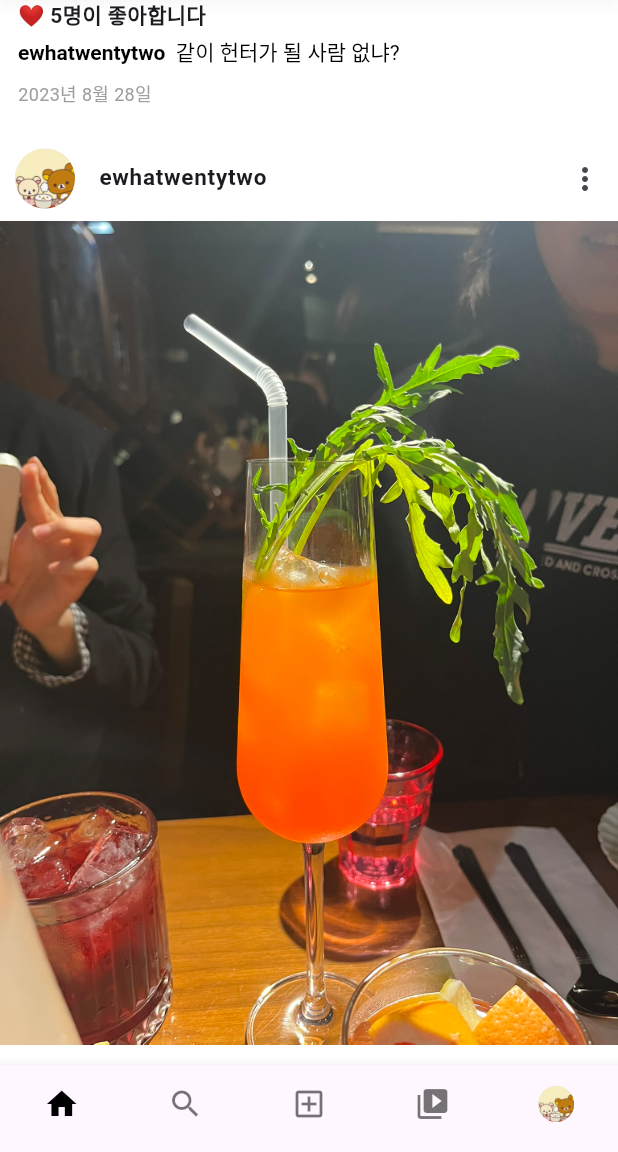
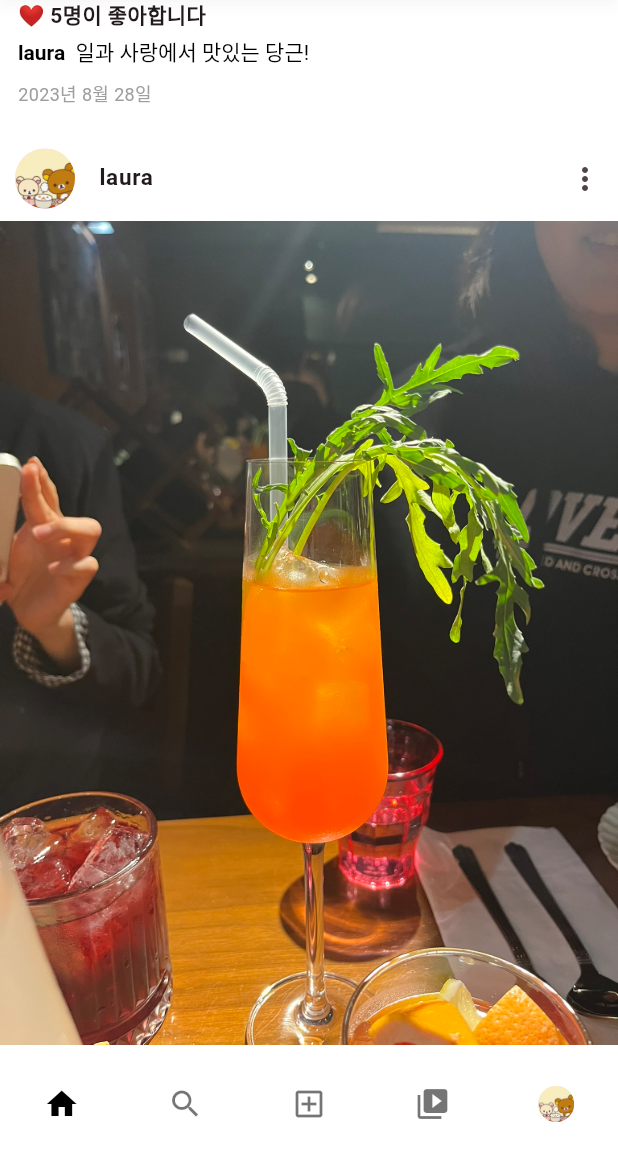
Before and after one commit to lauranofirst1/LATTE, a Flutter app: the screen it shows after launch, scrolled down 2304 dp, on a phone screen of 412 x 824 dp, the part 84-1236 px from its top. Run offline on Flutter 3.47's test engine with Material 3 defaults, Android fonts, the phone set to English and light mode, and no system bars.

Commit message:
UI 개선: 포스트 아이템 및 더미 데이터 수정, 메인 화면 레이아웃 정리

```diff
--- a/instagram/lib/components/post_item.dart
+++ b/instagram/lib/components/post_item.dart
@@ -34,10 +34,11 @@ class _PostItemState extends State<PostItem> {
       crossAxisAlignment: CrossAxisAlignment.start,
       children: [
         ListTile(
-  contentPadding: const EdgeInsets.symmetric(horizontal: 10, vertical: 0),
-  leading: CircleAvatar(
-    backgroundImage: AssetImage(post.userImage),
+          contentPadding: const EdgeInsets.symmetric(
+            horizontal: 10,
+            vertical: 0,
           ),
+          leading: CircleAvatar(backgroundImage: AssetImage(post.userImage)),
           title: Text(
             post.username,
             style: const TextStyle(fontWeight: FontWeight.bold, fontSize: 15),
@@ -88,7 +89,10 @@ class _PostItemState extends State<PostItem> {
             text: TextSpan(
               style: const TextStyle(color: Colors.black),
               children: [
-                TextSpan(text: post.username, style: const TextStyle(fontWeight: FontWeight.bold)),
+                TextSpan(
+                  text: post.username,
+                  style: const TextStyle(fontWeight: FontWeight.bold),
+                ),
                 const TextSpan(text: '  '),
                 TextSpan(text: post.content),
               ],
--- a/instagram/lib/data/post_dummy_data.dart
+++ b/instagram/lib/data/post_dummy_data.dart
@@ -3,37 +3,37 @@ import '../models/post_model.dart';
 
 final List<Post> dummyPosts = [
   Post(
-    username: 'ewhatwentytwo',
+    username: 'laura',
     userImage: 'assets/images/profile/profile1.png',
     postImage: 'assets/images/post/post2.jpeg',
-    content: '같이 헌터가 될 사람 없냐?',
+    content: '일과 사랑에서 맛있는 당근!',
     date: '2023년 8월 28일',
     likes: 5,
     comments: 2,
   ),
   Post(
-    username: 'legendseoyg',
+    username: 'syjjang03',
     userImage: 'assets/images/profile/profile1.png',
     postImage: 'assets/images/post/post1.jpeg',
-    content: '사진만 봐도 기뻐부림',
+    content: '학교 앞에서 배달시켜먹었다.',
     date: '2023년 9월 1일',
     likes: 10,
     comments: 3,
   ),
    Post(
-    username: 'ewhatwentytwo',
+    username: 'laura',
     userImage: 'assets/images/profile/profile1.png',
     postImage: 'assets/images/post/post2.jpeg',
-    content: '같이 헌터가 될 사람 없냐?',
+    content: '일과 사랑에서 맛있는 당근!',
     date: '2023년 8월 28일',
     likes: 5,
     comments: 2,
   ),
    Post(
-    username: 'ewhatwentytwo',
+    username: 'laura',
     userImage: 'assets/images/profile/profile1.png',
     postImage: 'assets/images/post/post2.jpeg',
-    content: '같이 헌터가 될 사람 없냐?',
+    content: '일과 사랑에서 맛있는 당근!',
     date: '2023년 8월 28일',
     likes: 5,
     comments: 2,
--- a/instagram/lib/main.dart
+++ b/instagram/lib/main.dart
@@ -11,10 +11,19 @@ class MyApp extends StatelessWidget {
   @override
   Widget build(BuildContext context) {
     return MaterialApp(
-      title: 'Instagram Clone',
+      debugShowCheckedModeBanner: false,
+      title: 'Instagram',
       theme: ThemeData(
-        colorScheme: ColorScheme.fromSeed(seedColor: Colors.deepPurple),
+        colorScheme: ColorScheme.fromSeed(seedColor: Colors.black),
+        bottomNavigationBarTheme: BottomNavigationBarThemeData(
+          backgroundColor: Colors.white,
+          selectedItemColor: Colors.black,
+          unselectedItemColor: Colors.black54,
+          elevation: 0,
+          type: BottomNavigationBarType.fixed,
+        ),
       ),
+
       home: const MainNavigationPage(),
     );
   }
@@ -31,7 +40,7 @@ class _MainNavigationPageState extends State<MainNavigationPage> {
   int _selectedIndex = 0;
 
   final List<Widget> _pages = [
-    const HomePage(), // ← 여기만 수정!
+    const HomePage(),
     Center(child: Text('검색')),
     Center(child: Text('추가')),
     Center(child: Text('릴스')),
@@ -47,15 +56,11 @@ class _MainNavigationPageState extends State<MainNavigationPage> {
   @override
   Widget build(BuildContext context) {
     return Scaffold(
-      backgroundColor: Colors.white,
-
       body: _pages[_selectedIndex],
       bottomNavigationBar: BottomNavigationBar(
         type: BottomNavigationBarType.fixed,
         currentIndex: _selectedIndex,
         onTap: _onItemTapped,
-        selectedItemColor: Colors.black,
-        unselectedItemColor: Colors.black54,
         showSelectedLabels: false,
         showUnselectedLabels: false,
         items: const [
@@ -71,7 +76,7 @@ class _MainNavigationPageState extends State<MainNavigationPage> {
               radius: 12,
               backgroundImage: AssetImage(
                 'assets/images/profile/profile1.png',
-              ), // 너의 프로필 사진 경로로 교체
+              ),
             ),
             label: '프로필',
           ),
```
Also changed, not shown: instagram/lib/pages/home_page.dart (+8 -3 lines). Lines whose indentation alone changed are shown as unchanged.
